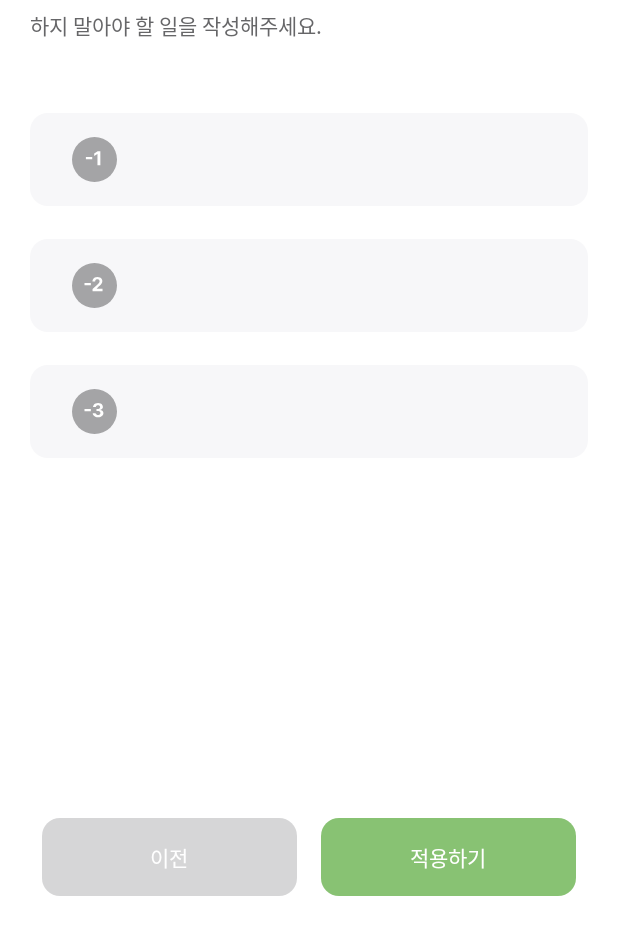
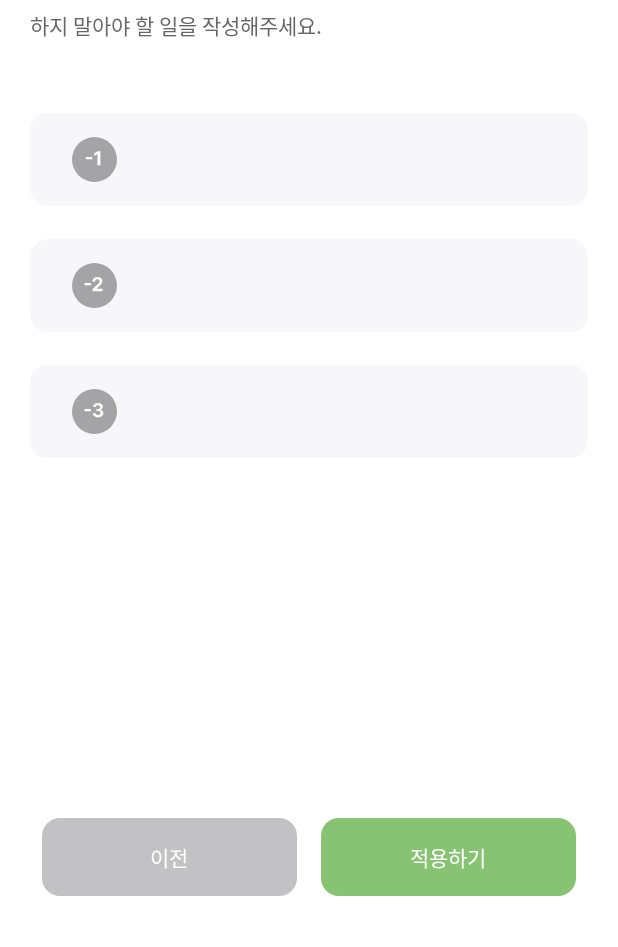
Before and after one commit to Daljyeong/ToNotTODO, an Android app: the fragment AddNotTodoFragment shown on its own in the app's theme, on a phone screen of 412 x 824 dp, the part 289-1236 px from its top. Run offline under Robolectric (Android 15) with nearby library versions, the light colour scheme and no system bars.

Commit message:
[chore] : add neutral color

```diff
--- a/app/src/main/res/values/colors.xml
+++ b/app/src/main/res/values/colors.xml
@@ -12,4 +12,6 @@
     <color name="gray_500">#FFA4A4A6</color>
     <color name="gray_100">#FFF7F7F9</color>
     <color name="gray_light">#FFB7B7B7</color>
+
+    <color name="neutral">#FFC2C2C4</color>
 </resources>
```
